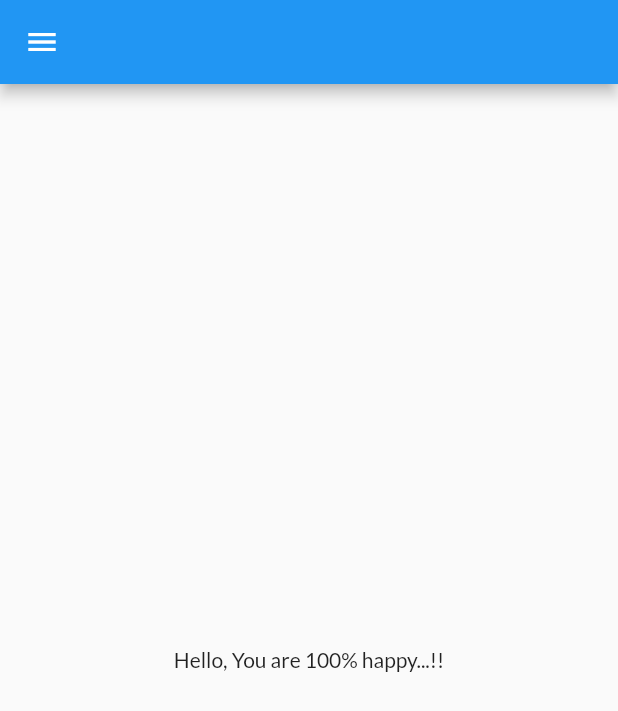
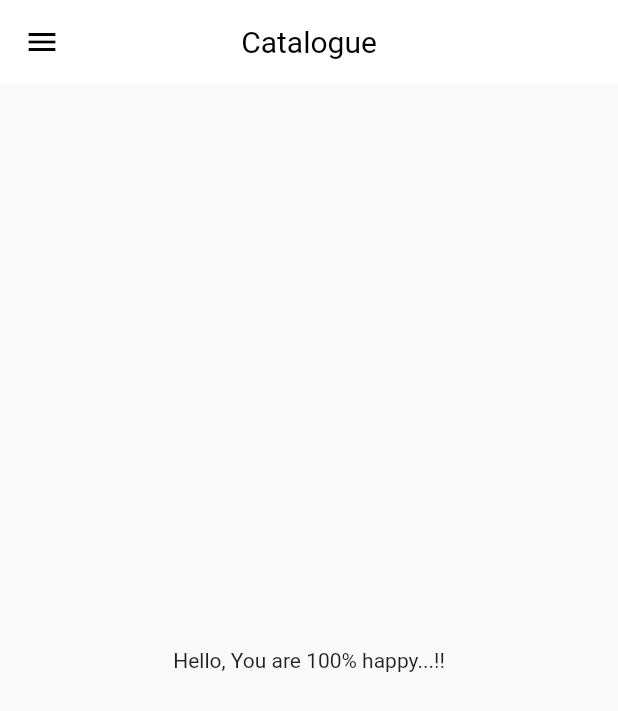
Before and after one commit to sandry92/30DaysFlutter, a Flutter app: the screen it shows after launch, on a phone screen of 412 x 824 dp. Shown: the top 711 px of the screen. Run offline on Flutter 3.47's test engine with Material 2 defaults, Android fonts, the phone set to English and light mode, and no system bars; our stand-ins replace google_fonts.

Commit message:
Theme extracted

```diff
--- a/lib/main.dart
+++ b/lib/main.dart
@@ -3,6 +3,7 @@ import 'package:google_fonts/google_fonts.dart';
 import 'package:hello_world/pages/home_page.dart';
 import 'package:hello_world/pages/login_page.dart';
 import 'package:hello_world/utils/myRoutes.dart';
+import 'package:hello_world/widgets/themes.dart';
 
 void main() {
   runApp(MyApp());
@@ -17,11 +18,7 @@ class MyApp extends StatelessWidget {
       //home: HomePage(),
       themeMode: ThemeMode.light,
       debugShowCheckedModeBanner: false,
-      theme: ThemeData(
-        primarySwatch: Colors.blue,
-        fontFamily: GoogleFonts.lato().fontFamily,
-        primaryTextTheme: GoogleFonts.latoTextTheme(),
-      ),
+      theme: MyTheme.ligthTheme(context),
       darkTheme: ThemeData(
         brightness: Brightness.dark,
       ),
--- a/lib/pages/home_page.dart
+++ b/lib/pages/home_page.dart
@@ -8,7 +8,12 @@ class HomePage extends StatelessWidget {
   @override
   Widget build(BuildContext context) {
     return Scaffold(
-      appBar: AppBar(),
+      appBar: AppBar(
+        title: Text(
+          "Catalogue",
+        ),
+        centerTitle: true,
+      ),
       body: Center(
         child: Container(
           child: Text("$name, You are $num% happy...!!"),
--- /dev/null
+++ b/lib/widgets/themes.dart
@@ -0,0 +1,30 @@
+import 'package:flutter/material.dart';
+import 'package:google_fonts/google_fonts.dart';
+
+class MyTheme {
+  static ThemeData ligthTheme(BuildContext context) => ThemeData(
+      appBarTheme: AppBarTheme(
+          color: Colors.white,
+          elevation: 0.0,
+          iconTheme: IconThemeData(
+            color: Colors.black,
+          ),
+          titleTextStyle: TextStyle(
+              color: Colors.black, fontSize: 20, fontWeight: FontWeight.w400)),
+      textTheme: Theme.of(context).textTheme,
+      primarySwatch: Colors.blue,
+      fontFamily: GoogleFonts.lato().fontFamily);
+
+  static ThemeData darkTheme(BuildContext context) => ThemeData(
+      appBarTheme: AppBarTheme(
+          color: Colors.white,
+          elevation: 0.0,
+          iconTheme: IconThemeData(
+            color: Colors.black,
+          ),
+          titleTextStyle: TextStyle(
+              color: Colors.black, fontSize: 20, fontWeight: FontWeight.w400)),
+      textTheme: Theme.of(context).textTheme,
+      primarySwatch: Colors.blue,
+      fontFamily: GoogleFonts.lato().fontFamily);
+}
```
